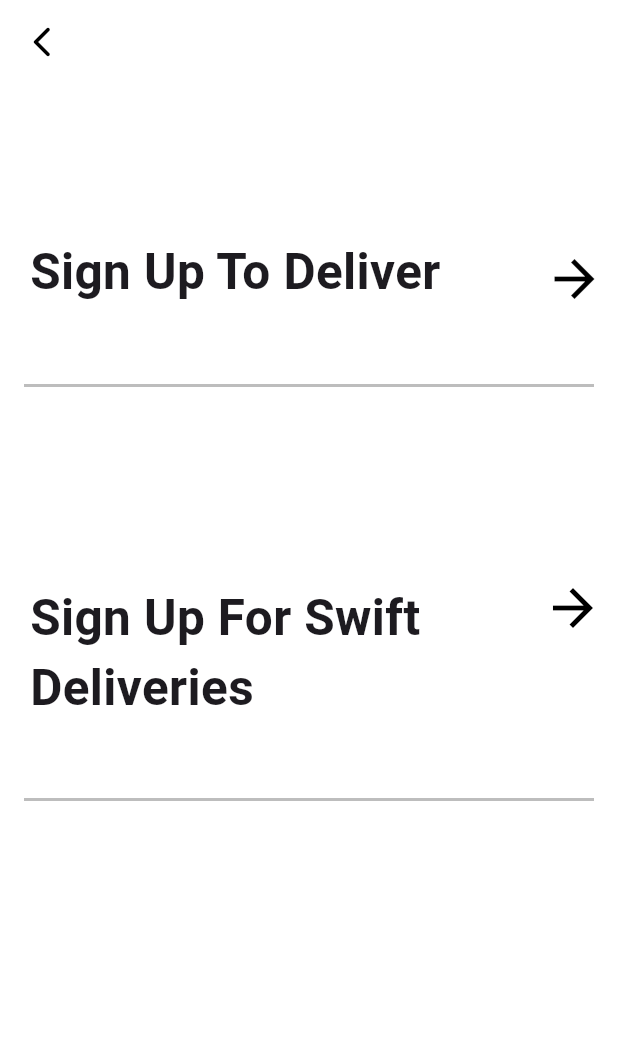
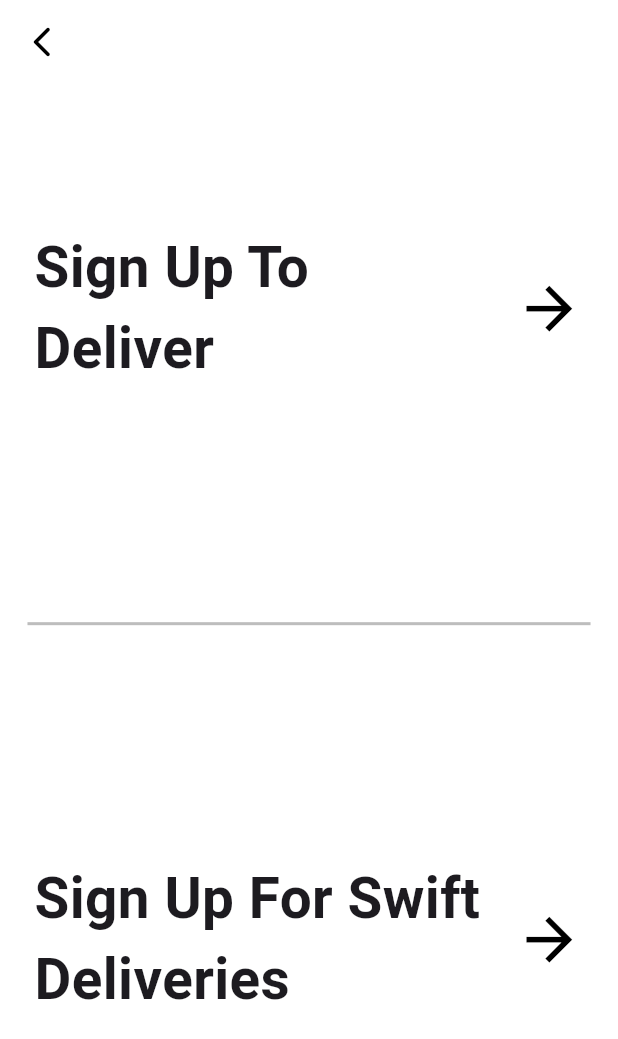
Before and after one commit to ameenakabir22/swiift-hq, a Flutter app: the SignUpOptions screen opened directly, on a phone screen of 412 x 824 dp. Shown: the top 1039 px of the screen. Run offline on Flutter 3.47's test engine with Material 3 defaults, Android fonts, the phone set to English and light mode, and no system bars; our stand-ins replace flutter_screenutil, lottie, smooth_page_indicator.

Commit message:
i made the whole app responsive using the flutter screen util package

```diff
--- a/lib/pages/signup_options.dart
+++ b/lib/pages/signup_options.dart
@@ -1,5 +1,6 @@
 import 'package:flutter/material.dart';
 import 'package:swiift/pages/signup.dart';
+import 'package:flutter_screenutil/flutter_screenutil.dart';
 
 class SignUpOptions extends StatelessWidget {
   const SignUpOptions({Key? key}) : super(key: key);
@@ -36,34 +37,32 @@ class SignUpOptions extends StatelessWidget {
               children: [
                 // the row containing the options
                 Padding(
-                  padding: const EdgeInsets.only(top: 80.0),
+                  padding:
+                      EdgeInsets.symmetric(vertical: 80.0.h, horizontal: 20.w),
                   child: Row(
                     children: [
                       Expanded(
-                        child: Padding(
-                          padding: const EdgeInsets.only(left: 20, top: 20),
                         child: Text(
                           'Sign Up To Deliver',
                           style: TextStyle(
-                                fontSize: 33, fontWeight: FontWeight.w700),
+                            fontSize: 33.sp,
+                            fontWeight: FontWeight.w700,
                           ),
                         ),
                       ),
-                      SizedBox(width: 10),
-                      Padding(
-                        padding: const EdgeInsets.only(top: 30.0, right: 9),
-                        child: Icon(
+                      SizedBox(width: 10.w),
+                      Icon(
                         Icons.arrow_forward,
                         color: Colors.black,
-                          size: 40,
-                        ),
+                        size: 40.sp,
                       ),
                     ],
                   ),
                 ),
                 // adds a faint border
                 Container(
-                  margin: EdgeInsets.symmetric(horizontal: 16, vertical: 50),
+                  margin:
+                      EdgeInsets.symmetric(horizontal: 16.w, vertical: 50.h),
                   decoration: BoxDecoration(
                     border: Border(
                       bottom: BorderSide(
@@ -73,32 +72,33 @@ class SignUpOptions extends StatelessWidget {
                     ),
                   ),
                 ),
-                Row(
+                Padding(
+                  padding:
+                      EdgeInsets.symmetric(vertical: 80.h, horizontal: 20.w),
+                  child: Row(
                     children: [
                       Expanded(
-                      child: Padding(
-                        padding: const EdgeInsets.only(left: 20.0, top: 80),
                         child: Text(
                           'Sign Up For Swift Deliveries',
                           overflow: TextOverflow.clip,
                           style: TextStyle(
-                              fontSize: 33, fontWeight: FontWeight.w700),
+                            fontSize: 33.sp,
+                            fontWeight: FontWeight.w700,
                           ),
                         ),
                       ),
-                    SizedBox(width: 10),
-                    Padding(
-                      padding: const EdgeInsets.only(top: 20.0, right: 10),
-                      child: Icon(
+                      SizedBox(width: 10.w),
+                      Icon(
                         Icons.arrow_forward,
                         color: Colors.black,
-                        size: 40,
-                      ),
+                        size: 40.sp,
                       ),
                     ],
                   ),
+                ),
                 Container(
-                  margin: EdgeInsets.symmetric(horizontal: 16, vertical: 50),
+                  margin:
+                      EdgeInsets.symmetric(horizontal: 16.w, vertical: 50.h),
                   decoration: BoxDecoration(
                     border: Border(
                       bottom: BorderSide(
```
Also changed, not shown: lib/pages/onboarding.dart (+9 -5 lines), lib/pages/onboarding2.dart (+13 -12 lines), lib/pages/onboarding3.dart (+9 -6 lines), lib/pages/onboarding4.dart (+16 -10 lines), lib/pages/splashscreen.dart (+6 -1 lines). Lines whose indentation alone changed are shown as unchanged.
